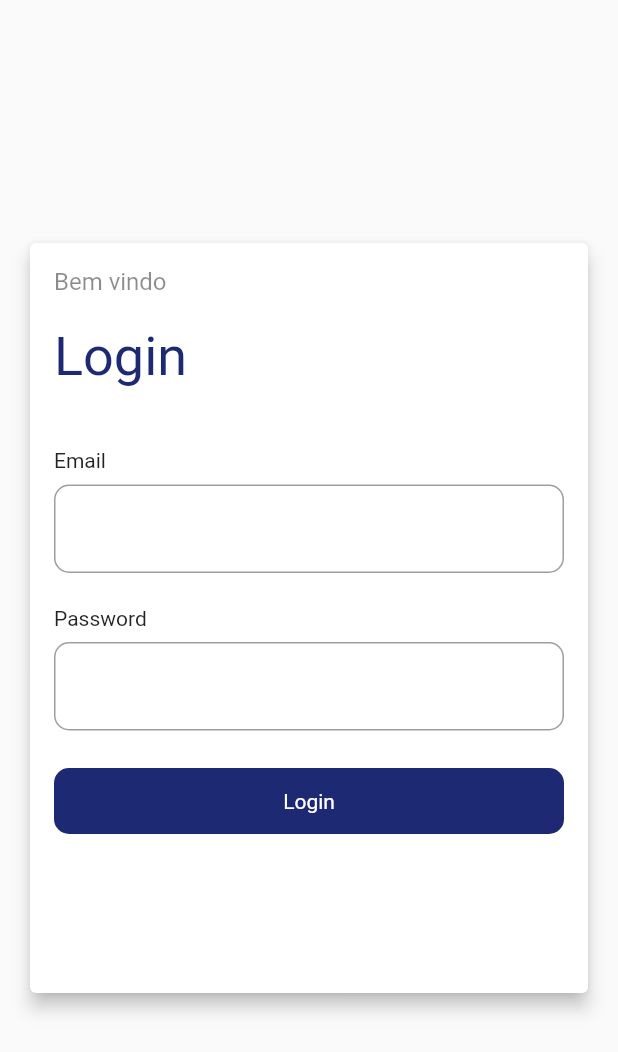
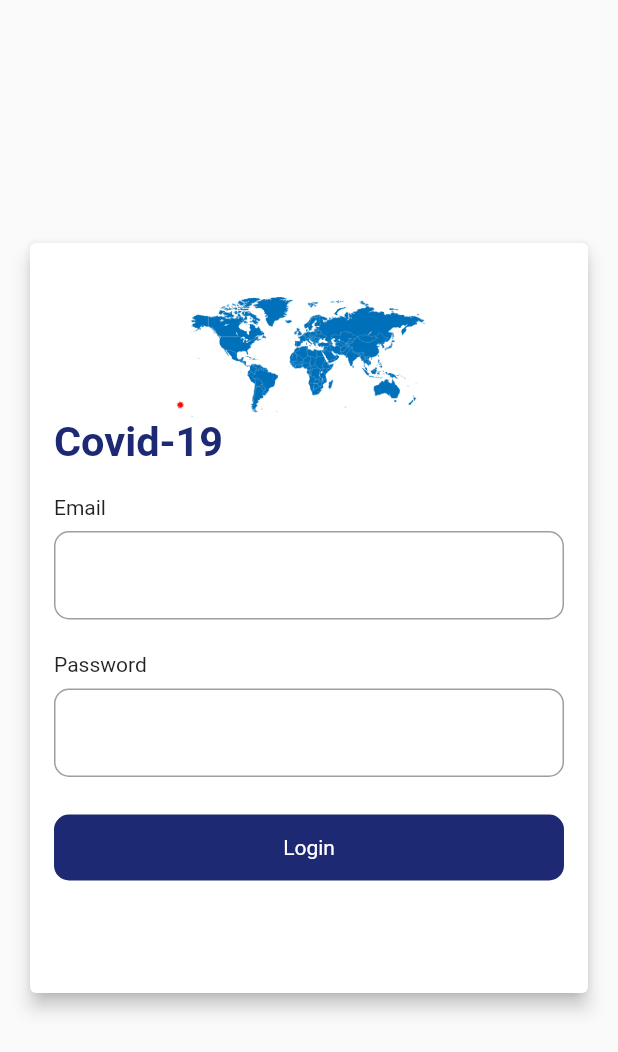
Before and after one commit to eliezerantonio/covid-19, a Flutter app: the screen it shows after launch, on a phone screen of 412 x 824 dp. Shown: the top 1052 px of the screen. Run offline on Flutter 3.47's test engine with Material 2 defaults, Android fonts, the phone set to English and light mode, and no system bars; our stand-ins replace animate_do; missing offline and left inert: graphic, splash_screen_view.

Commit message:
mudanca ui login

```diff
--- a/lib/datatables/cases_datsource.dart
+++ b/lib/datatables/cases_datsource.dart
@@ -1,5 +1,5 @@
 import 'package:covid_19_cases/models/result.dart';
-import 'package:covid_19_cases/ui/screens/shared/screen/case_screen.dart';
+import 'package:covid_19_cases/ui/screens/shared/screen/case_screen/case_screen.dart';
 
 import 'package:flutter/material.dart';
 
--- a/lib/ui/screens/mobile/screens/widgets/case_item.dart
+++ b/lib/ui/screens/mobile/screens/widgets/case_item.dart
@@ -1,5 +1,5 @@
 import 'package:animate_do/animate_do.dart';
-import 'package:covid_19_cases/ui/screens/shared/screen/case_screen.dart';
+import 'package:covid_19_cases/ui/screens/shared/screen/case_screen/case_screen.dart';
 import 'package:covid_19_cases/utils/responsive.dart';
 import 'package:flutter/material.dart';
 import 'package:covid_19_cases/models/result.dart';
@@ -15,7 +15,7 @@ class CaseItem extends StatelessWidget {
   @override
   Widget build(BuildContext context) {
     final responsive = Responsive.of(context);
-    return FadeIn(
+    return FadeInUpBig(
       child: GestureDetector(
         onTap: () {
           Navigator.push(
--- a/lib/ui/screens/mobile/screens/widgets/header_list_cases.dart
+++ b/lib/ui/screens/mobile/screens/widgets/header_list_cases.dart
@@ -8,7 +8,8 @@ class HeaderListCases extends StatelessWidget {
   @override
   Widget build(BuildContext context) {
     final responsive = Responsive.of(context);
-    return const ListTile(
+    return FadeInUpBig(
+      child: const ListTile(
         dense: true,
         leading: HeaderCase(
           color: Colors.orange,
@@ -23,6 +24,7 @@ class HeaderListCases extends StatelessWidget {
           text: 'Mortos',
         ),
         subtitle: Text(""),
+      ),
     );
   }
 }
--- a/lib/ui/screens/shared/screen/login_screen/widgets/forms.dart
+++ b/lib/ui/screens/shared/screen/login_screen/widgets/forms.dart
@@ -1,3 +1,4 @@
+import 'package:animate_do/animate_do.dart';
 import 'package:covid_19_cases/models/user.dart';
 import 'package:covid_19_cases/providers/user_provider.dart';
 import 'package:covid_19_cases/utils/alert_dialog.dart';
@@ -7,7 +8,6 @@ import 'package:covid_19_cases/utils/my_colors.dart';
 import 'package:covid_19_cases/utils/validation.dart';
 import 'package:flutter/material.dart';
 import 'package:provider/provider.dart';
-
 
 class Forms extends StatefulWidget {
   Forms({Key? key}) : super(key: key);
@@ -33,8 +33,11 @@ class _FormsState extends State<Forms> {
         const SizedBox(
           height: 8,
         ),
-        CustomTextField(
+
+        FadeInLeft(
+          child: CustomTextField(
             controller: emailController,
+          ),
         ),
         const SizedBox(
           height: 22,
@@ -43,15 +46,18 @@ class _FormsState extends State<Forms> {
         const SizedBox(
           height: 8,
         ),
-        CustomTextField(
+        FadeInRight(
+          child: CustomTextField(
             controller: passwordController,
             password: true,
+          ),
         ),
         const SizedBox(
           height: 25,
         ),
         Consumer<UserProvider>(builder: (_, user, __) {
-          return AnimatedContainer(
+          return FadeInDown(
+            child: AnimatedContainer(
               duration: const Duration(milliseconds: 1500),
               alignment: user.loading ? Alignment.center : Alignment.centerLeft,
               child: GestureDetector(
@@ -72,6 +78,7 @@ class _FormsState extends State<Forms> {
                       color: Color(MyColors.primaryColor),
                       borderRadius: BorderRadius.circular(10)),
                   duration: const Duration(milliseconds: 1300),
+                ),
               ),
             ),
           );
--- a/lib/ui/screens/shared/screen/login_screen/widgets/login_card.dart
+++ b/lib/ui/screens/shared/screen/login_screen/widgets/login_card.dart
@@ -1,4 +1,5 @@
-
+import 'package:animate_do/animate_do.dart';
+import 'package:covid_19_cases/ui/screens/shared/widgets/covid_text.dart';
 import 'package:covid_19_cases/utils/my_colors.dart';
 import 'package:flutter/material.dart';
 
@@ -20,23 +21,23 @@ class CardLogin extends StatelessWidget {
           children: [
             Padding(
               padding: const EdgeInsets.all(16.0),
+              child: SingleChildScrollView(
                 child: Column(
                   crossAxisAlignment: CrossAxisAlignment.start,
                   children: [
-                  const Text(
-                    'Bem vindo',
-                    style: TextStyle(fontSize: 16, color: Colors.black45),
+                    FadeIn(
+                      child: Center(
+                        child: Image.asset(
+                          "assets/contamin.gif",
+                          width: 200,
+                          height: 100,
+                          fit: BoxFit.cover,
                         ),
+                      ),
+                    ),
+                    CovidText(),
                     const SizedBox(
                       height: 20,
-                  ),
-                  Text(
-                    'Login',
-                    style: TextStyle(
-                        fontSize: 36, color: Color(MyColors.primaryColor)),
-                  ),
-                  const SizedBox(
-                    height: 40,
                     ),
                     Forms(),
                     const SizedBox(
@@ -45,6 +46,7 @@ class CardLogin extends StatelessWidget {
                   ],
                 ),
               ),
+            ),
           ],
         ),
       ),
--- a/lib/ui/screens/shared/widgets/cases_item.dart
+++ b/lib/ui/screens/shared/widgets/cases_item.dart
@@ -1,3 +1,4 @@
+import 'package:animate_do/animate_do.dart';
 import 'package:covid_19_cases/models/result.dart';
 import 'package:covid_19_cases/ui/screens/shared/widgets/number_cases.dart';
 import 'package:covid_19_cases/utils/responsive.dart';
@@ -16,7 +17,8 @@ class CasesItem extends StatelessWidget {
   @override
   Widget build(BuildContext context) {
     final size = MediaQuery.of(context).size;
-    return Container(child: (size.width > 354) ? web() : mobile());
+    return FadeInUpBig(
+        child: Container(child: (size.width > 354) ? web() : mobile()));
   }
 
 //big screen
```
Also changed, not shown: lib/services/local_storage.dart (deleted, +0 -9 lines), lib/ui/screens/shared/screen/case_screen/case_screen.dart (renamed from lib/ui/screens/shared/screen/case_screen.dart, +22 -17 lines), lib/ui/screens/shared/widgets/header_updates.dart (+6 -2 lines), lib/ui/screens/web/custom_graphic.dart (+15 -3 lines), assets/contamin.gif (added). Lines whose indentation alone changed are shown as unchanged.
